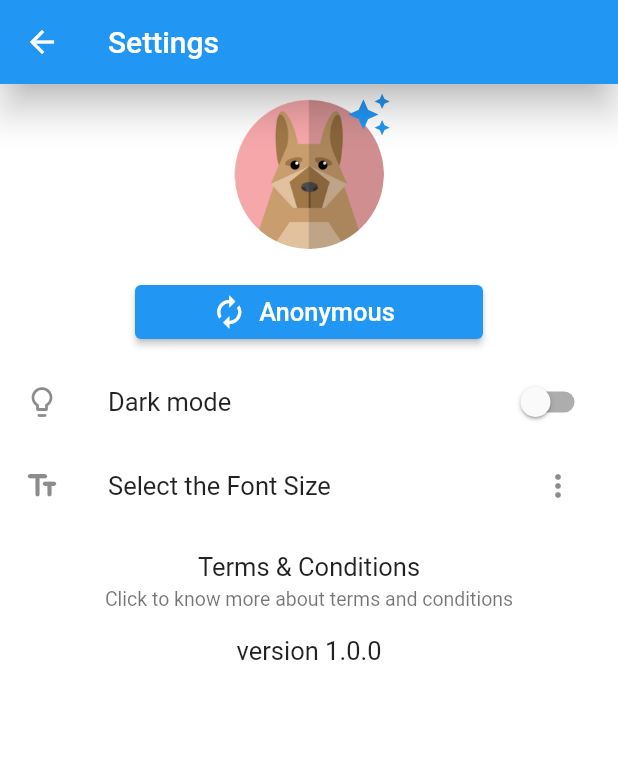
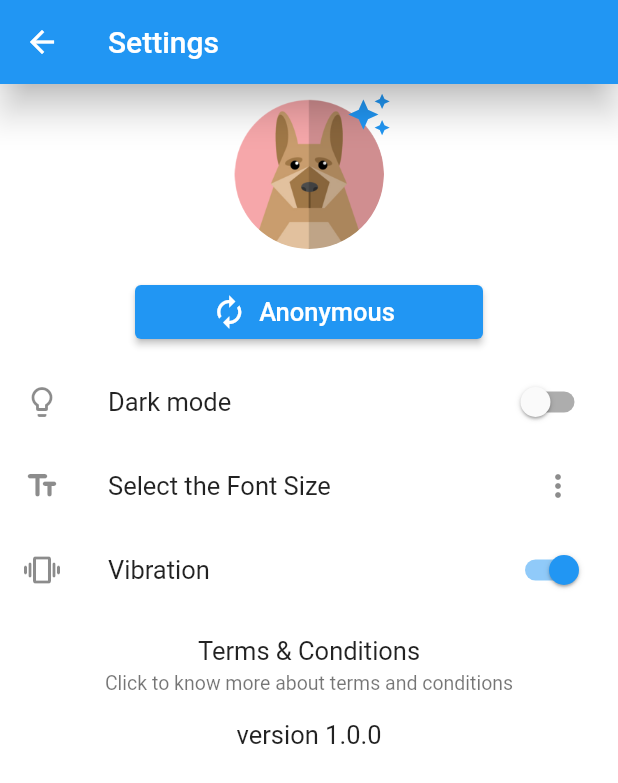
Before and after one commit to AndreaAlbertoMarchesi/checklify, a Flutter app: the SettingsPage screen opened directly, on a phone screen of 412 x 824 dp. Shown: the top 783 px of the screen. Run offline on Flutter 3.47's test engine with Material 2 defaults, Android fonts, the light colour scheme and no system bars; our stand-ins replace image_picker, intro_slider, percent_indicator, shared_preferences, swipe_to, vibration; accounts and stored records are empty; generated files the repository leaves out were written again.

Commit message:
Setting vibration

```diff
--- a/lib/controller/SharedPreferences.dart
+++ b/lib/controller/SharedPreferences.dart
@@ -58,7 +58,7 @@ class UserPreferences{
       else
         isPhotoFromGallery = true;
     }else {
-      appUser = AppUser(userName: "Anonymous", photoURL: PHOTO_ANON, isAnon: true, fontSize: "Medium");
+      appUser = AppUser(userName: "Anonymous", photoURL: PHOTO_ANON, isAnon: true, fontSize: "Medium", vibrate: true);
       firstTime = true;
       isPhotoFromGallery = false;
     }
--- a/lib/main.dart
+++ b/lib/main.dart
@@ -1,6 +1,6 @@
-import 'file:///C:/Users/Ilaria/AndroidStudioProjects/checklify/lib/controller/SharedPreferences.dart';
 import 'package:checklist_app/view/home/AppStateProvider.dart';
 import 'package:flutter/material.dart';
+import 'controller/SharedPreferences.dart';
 
 void main() async {
 
--- a/lib/model/AppState.dart
+++ b/lib/model/AppState.dart
@@ -1,7 +1,7 @@
+import 'package:checklist_app/controller/SharedPreferences.dart';
 import 'package:checklist_app/controller/Storage.dart';
 import 'package:checklist_app/model/SelectionState.dart';
 import 'package:checklist_app/model/supportClasses/TaskPath.dart';
-import 'file:///C:/Users/Ilaria/AndroidStudioProjects/checklify/lib/controller/SharedPreferences.dart';
 import 'package:flutter/cupertino.dart';
 
 import 'AppUser.dart';
@@ -21,9 +21,7 @@ class AppState extends ChangeNotifier {
   AppUser appUser;
   UserPreferences userPreferences;
   bool isPhotoFromGallery;
-
   bool termsAndCondsAccepted = false;
-
   String size;
 
 
@@ -49,6 +47,12 @@ class AppState extends ChangeNotifier {
   void setFontSize(String size){
     this.size = size;
     appUser.fontSize = size;
+    userPreferences.setUser(appUser);
+    notifyListeners();
+  }
+
+  void setVibration(bool vibration){
+    appUser.vibrate = vibration;
     userPreferences.setUser(appUser);
     notifyListeners();
   }
--- a/lib/model/AppUser.dart
+++ b/lib/model/AppUser.dart
@@ -9,8 +9,9 @@ class AppUser {
   String photoURL;
   bool isAnon;
   String fontSize;
+  bool vibrate;
 
-  AppUser({this.userName, this.photoURL, this.isAnon, this.fontSize});
+  AppUser({this.userName, this.photoURL, this.isAnon, this.fontSize, this.vibrate});
 
 
   factory AppUser.fromJson(Map<String, dynamic> json) => _$AppUserFromJson(json);
--- a/lib/model/DarkThemeState.dart
+++ b/lib/model/DarkThemeState.dart
@@ -1,4 +1,5 @@
-import 'file:///C:/Users/Ilaria/AndroidStudioProjects/checklify/lib/controller/SharedPreferences.dart';
+
+import 'package:checklist_app/controller/SharedPreferences.dart';
 import 'package:flutter/material.dart';
 
 class DarkThemeState with ChangeNotifier {
--- a/lib/view/Settings/SettingsPage.dart
+++ b/lib/view/Settings/SettingsPage.dart
@@ -139,6 +139,19 @@ class _SettingsPageState extends State<SettingsPage> {
               },
             ),
           ),
+          SwitchListTile(
+            secondary: const Icon(Icons.vibration_rounded),
+            value: appState.appUser.vibrate,
+            title: Text(
+              "Vibration",
+              style: TextStyle(
+                fontSize: Styles.getFontSizeChildren(appState.size),
+              ),
+            ),
+            onChanged: (value) {
+              appState.setVibration(value);
+            },
+          ),
           ListTile(
             title: Center(child: Text(
                 "Terms & Conditions",
--- a/lib/view/home/AppStateProvider.dart
+++ b/lib/view/home/AppStateProvider.dart
@@ -1,8 +1,8 @@
+import 'package:checklist_app/controller/SharedPreferences.dart';
 import 'package:checklist_app/model/AppState.dart';
 import 'package:checklist_app/view/home/DarkThemeProvider.dart';
 import 'package:flutter/material.dart';
 import 'package:provider/provider.dart';
-import 'file:///C:/Users/Ilaria/AndroidStudioProjects/checklify/lib/controller/SharedPreferences.dart';
 
 
 
--- a/lib/view/home/DarkThemeProvider.dart
+++ b/lib/view/home/DarkThemeProvider.dart
@@ -1,5 +1,5 @@
+import 'package:checklist_app/controller/SharedPreferences.dart';
 import 'package:checklist_app/model/DarkThemeState.dart';
-import 'file:///C:/Users/Ilaria/AndroidStudioProjects/checklify/lib/controller/SharedPreferences.dart';
 import 'package:checklist_app/view/home/Home.dart';
 import 'package:flutter/material.dart';
 import 'package:provider/provider.dart';
--- a/lib/view/home/Home.dart
+++ b/lib/view/home/Home.dart
@@ -1,5 +1,4 @@
 import 'package:checklist_app/controller/Search.dart';
-import 'package:checklist_app/controller/Storage.dart';
 import 'package:checklist_app/model/AppState.dart';
 import 'package:checklist_app/model/DarkThemeState.dart';
 import 'package:checklist_app/view/Settings/Styles.dart';
--- a/lib/view/home/buttons/AddButton.dart
+++ b/lib/view/home/buttons/AddButton.dart
@@ -1,5 +1,4 @@
 import 'package:checklist_app/model/AppState.dart';
-import 'package:checklist_app/model/supportClasses/TaskPath.dart';
 import 'package:flutter/material.dart';
 import 'package:provider/provider.dart';
 
--- a/lib/view/home/dialogs/AddDialog.dart
+++ b/lib/view/home/dialogs/AddDialog.dart
@@ -51,7 +51,8 @@ class AddDialog extends StatelessWidget {
             appState.addTask(taskName);
             Navigator.of(context).pop();
           } else {
-            Vibration.vibrate(duration: 100);
+            if(appState.appUser.vibrate)
+              Vibration.vibrate(duration: 80);
           }
         },
       );
--- a/lib/view/home/dialogs/DeleteDialog.dart
+++ b/lib/view/home/dialogs/DeleteDialog.dart
@@ -3,7 +3,6 @@ import 'package:checklist_app/model/DarkThemeState.dart';
 import 'package:checklist_app/model/Task.dart';
 import 'package:checklist_app/view/Settings/Styles.dart';
 import 'package:flutter/material.dart';
-import 'package:vibration/vibration.dart';
 import 'package:provider/provider.dart';
 
 
--- a/lib/view/home/dialogs/ModifyName.dart
+++ b/lib/view/home/dialogs/ModifyName.dart
@@ -51,7 +51,8 @@ class ModifyName extends StatelessWidget {
             appState.modifyName(userName);
             Navigator.of(context).pop();
           } else {
-            Vibration.vibrate(duration: 100);
+            if(appState.appUser.vibrate)
+              Vibration.vibrate(duration: 80);
           }
         },
       );
--- a/lib/view/home/dialogs/TermAndCondsDialog.dart
+++ b/lib/view/home/dialogs/TermAndCondsDialog.dart
@@ -36,7 +36,8 @@ class _TermAndCondsDialogState extends State<TermAndCondsDialog> {
             appState.acceptTermsConditions();
             Navigator.of(context).pop();
           } else {
-            Vibration.vibrate(duration: 100);
+            if(appState.appUser.vibrate)
+              Vibration.vibrate(duration: 80);
           }
         },
       );
--- a/lib/view/home/dialogs/UpdateDialog.dart
+++ b/lib/view/home/dialogs/UpdateDialog.dart
@@ -50,7 +50,8 @@ class UpdateDialog extends StatelessWidget {
             appState.updateTask(task, title: taskName);
             Navigator.of(context).pop();
           } else {
-            Vibration.vibrate(duration: 100);
+            if(appState.appUser.vibrate)
+              Vibration.vibrate(duration: 80);
           }
         },
       );
--- a/lib/view/tasks/tasksList/taskItem/TaskItem.dart
+++ b/lib/view/tasks/tasksList/taskItem/TaskItem.dart
@@ -30,14 +30,16 @@ class TaskItem extends StatelessWidget {
         iconColor: Styles.getFont(darkState.darkTheme),
         iconOnRightSwipe: Icons.article_outlined,
         onRightSwipe: () {
-          Vibration.vibrate(duration: 100);
+          if(appState.appUser.vibrate)
+            Vibration.vibrate(duration: 80);
           showDialog(
             context: context,
             child: UpdateDialog(task),
           );
         },
         onLeftSwipe: () {
-          Vibration.vibrate(duration: 100);
+          if(appState.appUser.vibrate)
+            Vibration.vibrate(duration: 80);
           showDialog(
             context: context,
             child: DeleteDialog(task),
@@ -55,7 +57,8 @@ class TaskItem extends StatelessWidget {
         if (!isSelected) appState.openTask(task);
       },
       onDoubleTap: () {
-        Vibration.vibrate(duration: 100);
+        if(appState.appUser.vibrate)
+          Vibration.vibrate(duration: 80);
         isSelected ? appState.deselect(task) : appState.selectTask(task);
       },
     );
```
Also changed, not shown: lib/model/AppUser.g.dart.
